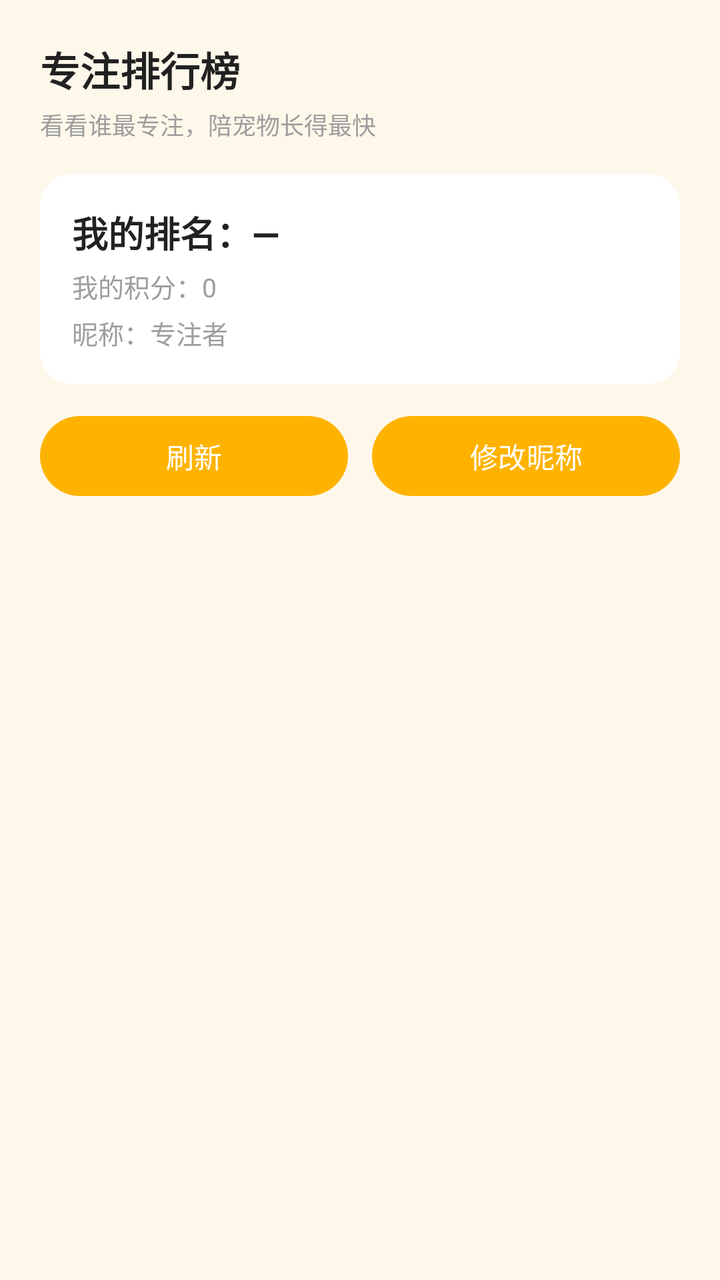
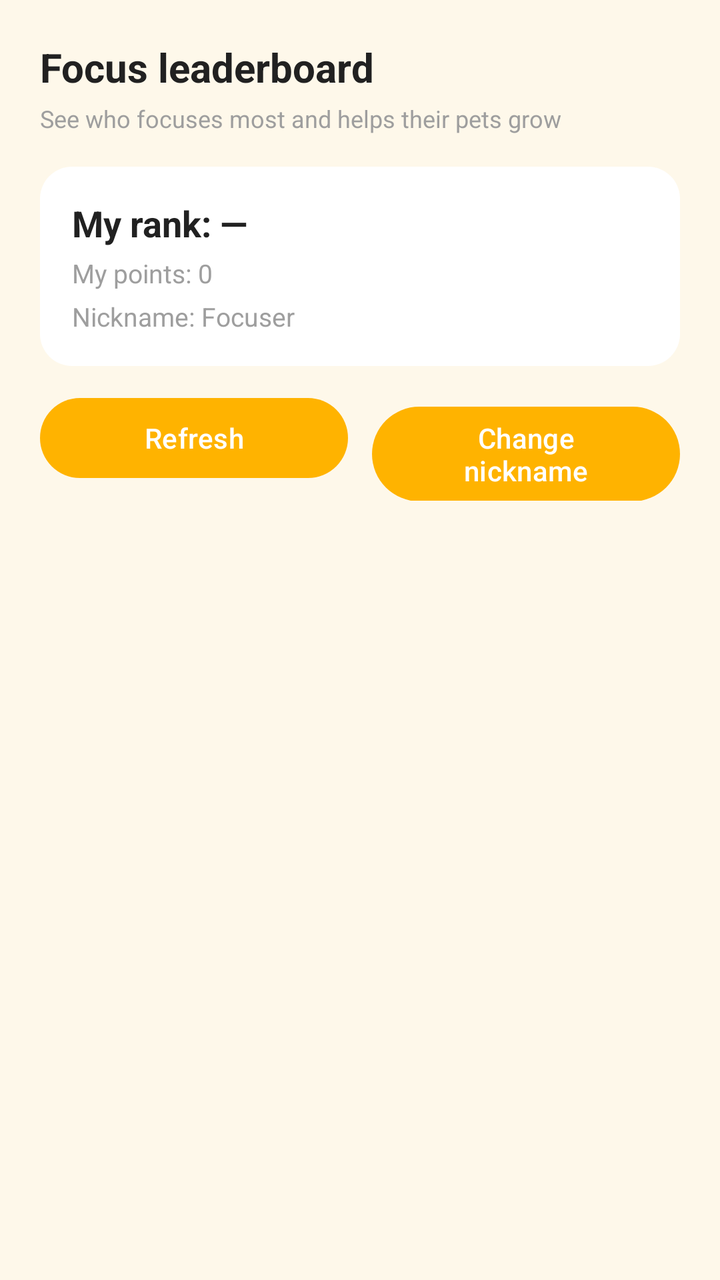

Before-and-after screenshots of an Android layout around one commit, followed by the original layout XML and the change that was made.
<!-- AndroidManifest.xml: application theme Theme.FocusPets -->
<!-- res/layout/fragment_leaderboard.xml -->
<?xml version="1.0" encoding="utf-8"?>
<ScrollView xmlns:android="http://schemas.android.com/apk/res/android"
    android:layout_width="match_parent"
    android:layout_height="match_parent"
    android:background="@color/page_background"
    android:fillViewport="true">

    <LinearLayout
        android:layout_width="match_parent"
        android:layout_height="wrap_content"
        android:orientation="vertical"
        android:padding="20dp">

        <TextView
            android:layout_width="wrap_content"
            android:layout_height="wrap_content"
            android:text="专注排行榜"
            android:textColor="@color/text_primary"
            android:textSize="20sp"
            android:textStyle="bold" />

        <TextView
            android:layout_width="wrap_content"
            android:layout_height="wrap_content"
            android:layout_marginTop="4dp"
            android:text="看看谁最专注，陪宠物长得最快"
            android:textColor="@color/text_hint"
            android:textSize="12sp" />

        <LinearLayout
            android:layout_width="match_parent"
            android:layout_height="wrap_content"
            android:layout_marginTop="16dp"
            android:background="@drawable/bg_card"
            android:orientation="vertical"
            android:padding="16dp">

            <TextView
                android:id="@+id/tv_my_rank"
                android:layout_width="wrap_content"
                android:layout_height="wrap_content"
                android:text="我的排名：—"
                android:textColor="@color/text_primary"
                android:textSize="18sp"
                android:textStyle="bold" />

            <TextView
                android:id="@+id/tv_my_points"
                android:layout_width="wrap_content"
                android:layout_height="wrap_content"
                android:layout_marginTop="4dp"
                android:text="我的积分：0"
                android:textColor="@color/text_hint"
                android:textSize="13sp" />

            <TextView
                android:id="@+id/tv_my_name"
                android:layout_width="wrap_content"
                android:layout_height="wrap_content"
                android:layout_marginTop="4dp"
                android:text="昵称：专注者"
                android:textColor="@color/text_hint"
                android:textSize="13sp" />
        </LinearLayout>

        <LinearLayout
            android:layout_width="match_parent"
            android:layout_height="wrap_content"
            android:layout_marginTop="12dp"
            android:orientation="horizontal">

            <Button
                android:id="@+id/btn_refresh"
                android:layout_width="0dp"
                android:layout_height="wrap_content"
                android:layout_weight="1"
                android:layout_marginEnd="6dp"
                android:text="刷新" />

            <Button
                android:id="@+id/btn_rename"
                android:layout_width="0dp"
                android:layout_height="wrap_content"
                android:layout_weight="1"
                android:layout_marginStart="6dp"
                android:text="修改昵称" />
        </LinearLayout>

        <androidx.recyclerview.widget.RecyclerView
            android:id="@+id/rv_leaderboard"
            android:layout_width="match_parent"
            android:layout_height="wrap_content"
            android:layout_marginTop="12dp"
            android:nestedScrollingEnabled="false" />

        <TextView
            android:id="@+id/tv_status"
            android:layout_width="match_parent"
            android:layout_height="wrap_content"
            android:layout_marginTop="10dp"
            android:gravity="center"
            android:textColor="@color/text_hint"
            android:textSize="11sp" />
    </LinearLayout>
</ScrollView>
<!-- resources referenced by this layout -->
<resources>
  <color name="page_background">#FEF8EA</color>
  <color name="text_hint">#9E9E9E</color>
  <color name="text_primary">#212121</color>
  <!-- drawable bg_card (drawable) -->
  <?xml version="1.0" encoding="utf-8"?>
  <shape xmlns:android="http://schemas.android.com/apk/res/android"
      android:shape="rectangle">
      <solid android:color="#FFFFFF" />
      <corners android:radius="16dp" />
  </shape>
  <style name="Theme.FocusPets" parent="Theme.Material3.DayNight.NoActionBar">
          
          <item name="android:windowBackground">@color/page_background</item>
          <item name="android:colorBackground">@color/page_background</item>
          
          <item name="colorPrimary">@color/cat_accent</item>
          <item name="colorPrimaryContainer">@color/cat_accent</item>
          <item name="colorOnPrimary">#FFFFFF</item>
          
          <item name="android:statusBarColor">@color/page_background</item>
          <item name="android:navigationBarColor">@color/page_background</item>
          <item name="android:windowLightStatusBar">true</item>
      </style>
  <color name="cat_accent">#FFB300</color>
</resources>

<!-- the commit's change to res/layout/fragment_leaderboard.xml (unified diff, before → after) -->
@@ -14,7 +14,7 @@
         <TextView
             android:layout_width="wrap_content"
             android:layout_height="wrap_content"
-            android:text="专注排行榜"
+            android:text="@string/ui_024"
             android:textColor="@color/text_primary"
             android:textSize="20sp"
             android:textStyle="bold" />
@@ -23,7 +23,7 @@
             android:layout_width="wrap_content"
             android:layout_height="wrap_content"
             android:layout_marginTop="4dp"
-            android:text="看看谁最专注，陪宠物长得最快"
+            android:text="@string/ui_105"
             android:textColor="@color/text_hint"
             android:textSize="12sp" />
 
@@ -39,7 +39,7 @@
                 android:id="@+id/tv_my_rank"
                 android:layout_width="wrap_content"
                 android:layout_height="wrap_content"
-                android:text="我的排名：—"
+                android:text="@string/ui_074"
                 android:textColor="@color/text_primary"
                 android:textSize="18sp"
                 android:textStyle="bold" />
@@ -49,7 +49,7 @@
                 android:layout_width="wrap_content"
                 android:layout_height="wrap_content"
                 android:layout_marginTop="4dp"
-                android:text="我的积分：0"
+                android:text="@string/ui_075"
                 android:textColor="@color/text_hint"
                 android:textSize="13sp" />
 
@@ -58,7 +58,7 @@
                 android:layout_width="wrap_content"
                 android:layout_height="wrap_content"
                 android:layout_marginTop="4dp"
-                android:text="昵称：专注者"
+                android:text="@string/ui_083"
                 android:textColor="@color/text_hint"
                 android:textSize="13sp" />
         </LinearLayout>
@@ -75,7 +75,7 @@
                 android:layout_height="wrap_content"
                 android:layout_weight="1"
                 android:layout_marginEnd="6dp"
-                android:text="刷新" />
+                android:text="@string/ui_046" />
 
             <Button
                 android:id="@+id/btn_rename"
@@ -83,7 +83,7 @@
                 android:layout_height="wrap_content"
                 android:layout_weight="1"
                 android:layout_marginStart="6dp"
-                android:text="修改昵称" />
+                android:text="@string/ui_038" />
         </LinearLayout>
 
         <androidx.recyclerview.widget.RecyclerView
<!-- resource entries referenced after the edit -->
@@ -10,6 +10,13 @@
       <solid android:color="#FFFFFF" />
       <corners android:radius="16dp" />
   </shape>
+  <string name="ui_024">Focus leaderboard</string>
+  <string name="ui_038">Change nickname</string>
+  <string name="ui_046">Refresh</string>
+  <string name="ui_074">My rank: —</string>
+  <string name="ui_075">My points: 0</string>
+  <string name="ui_083">Nickname: Focuser</string>
+  <string name="ui_105">See who focuses most and helps their pets grow</string>
   <style name="Theme.FocusPets" parent="Theme.Material3.DayNight.NoActionBar">
           
           <item name="android:windowBackground">@color/page_background</item>
